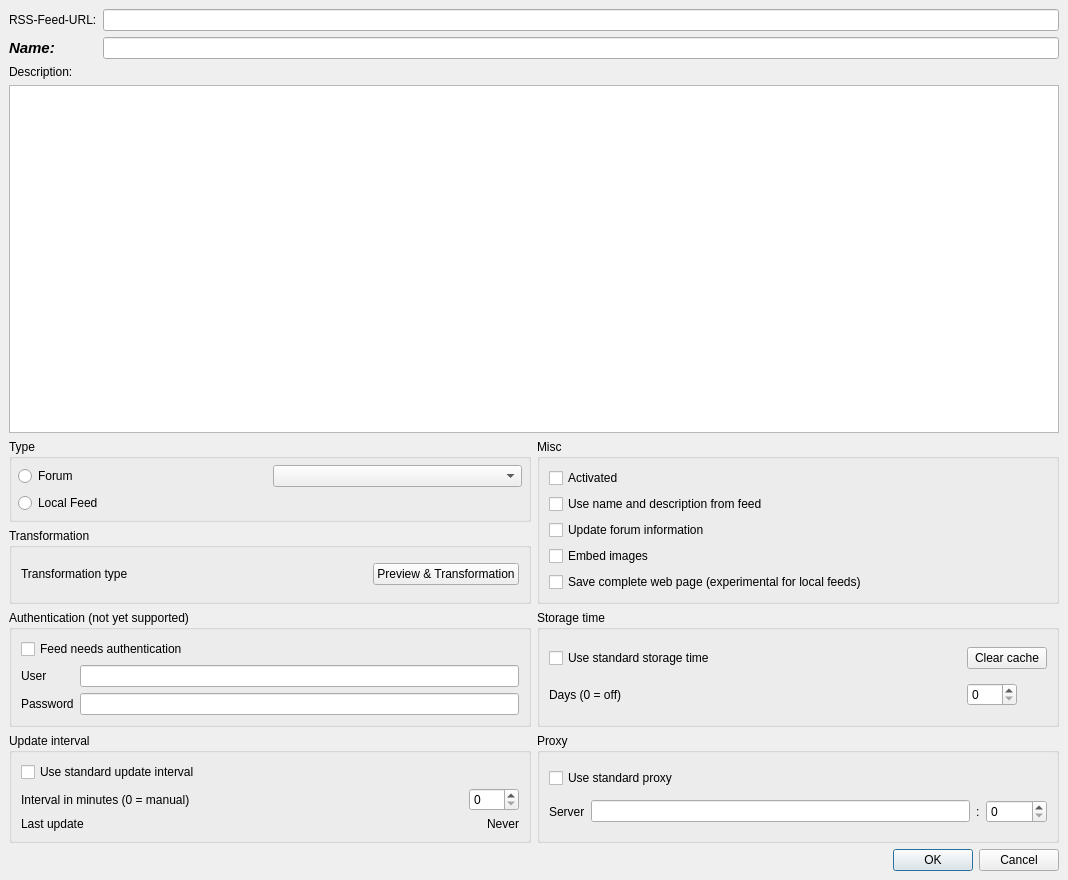
The window that plugins/FeedReader/gui/AddFeedDialog.ui (RetroShare/RetroShare) describes before a commit, drawn with Qt 5.
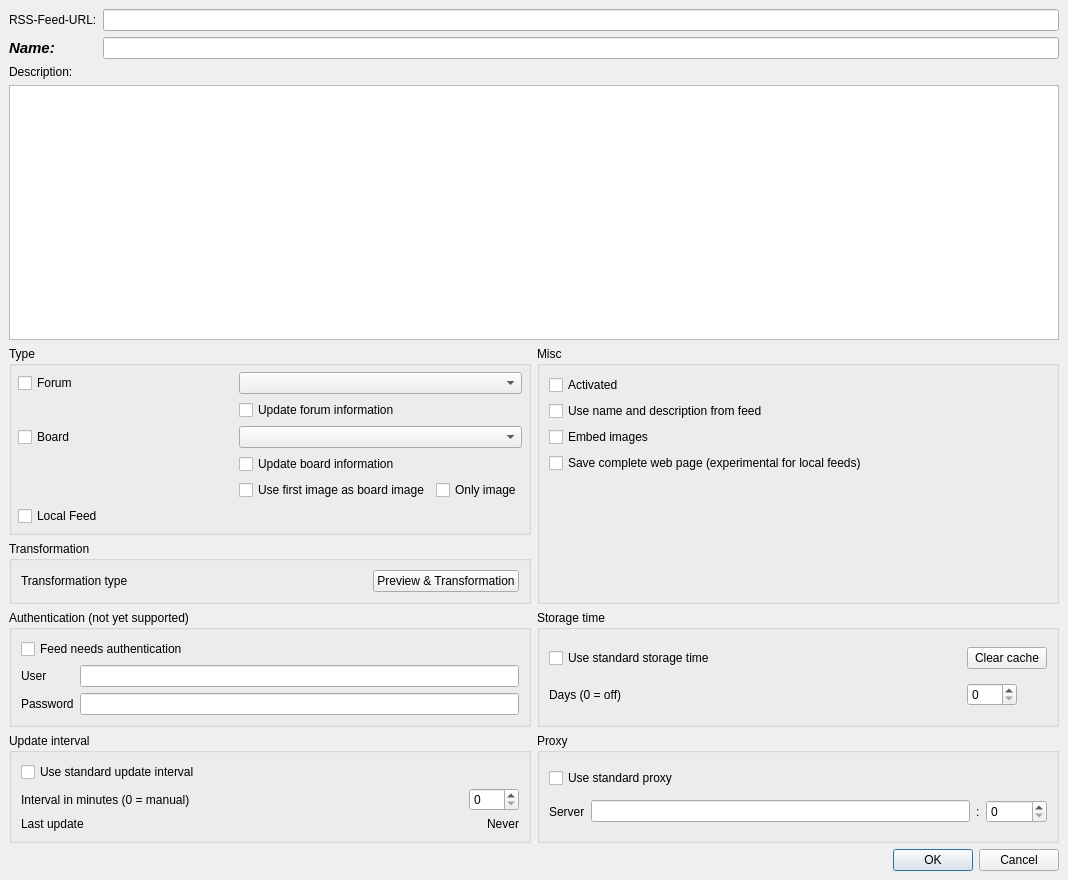
The same window after the commit. Icons and pictures are not drawn. Custom widgets are drawn as their Qt base class.

Commit message: FeedReader: The feed can be used as source for board

The edit to the form file:
```diff
--- a/plugins/FeedReader/gui/AddFeedDialog.ui
+++ b/plugins/FeedReader/gui/AddFeedDialog.ui
@@ -50,7 +50,7 @@
         <property name="title">
          <string>Type</string>
         </property>
-        <layout class="QVBoxLayout" name="verticalLayout_3">
+        <layout class="QGridLayout" name="gridLayout_2">
          <property name="leftMargin">
           <number>6</number>
          </property>
@@ -63,27 +63,75 @@
          <property name="bottomMargin">
           <number>6</number>
          </property>
-         <item>
-          <layout class="QHBoxLayout" name="horizontalLayout_2">
-           <item>
-            <widget class="QRadioButton" name="typeForumRadio">
-             <property name="text">
-              <string>Forum</string>
-             </property>
-            </widget>
-           </item>
-           <item>
-            <widget class="RSComboBox" name="forumComboBox"/>
-           </item>
-          </layout>
+         <item row="0" column="0">
+          <widget class="QCheckBox" name="typeForumCheckBox">
+           <property name="sizePolicy">
+            <sizepolicy hsizetype="Minimum" vsizetype="Fixed">
+             <horstretch>0</horstretch>
+             <verstretch>0</verstretch>
+            </sizepolicy>
+           </property>
+           <property name="text">
+            <string>Forum</string>
+           </property>
+          </widget>
          </item>
-         <item>
-          <widget class="QRadioButton" name="typeLocalRadio">
+         <item row="0" column="1">
+          <widget class="RSComboBox" name="forumComboBox"/>
+         </item>
+         <item row="8" column="0">
+          <widget class="QCheckBox" name="typeLocalCheckBox">
            <property name="text">
             <string>Local Feed</string>
            </property>
           </widget>
          </item>
+         <item row="1" column="1">
+          <layout class="QHBoxLayout" name="horizontalLayout_2">
+           <item>
+            <widget class="QCheckBox" name="updateForumInfoCheckBox">
+             <property name="text">
+              <string>Update forum information</string>
+             </property>
+            </widget>
+           </item>
+          </layout>
+         </item>
+         <item row="4" column="1">
+          <widget class="RSComboBox" name="postedComboBox"/>
+         </item>
+         <item row="4" column="0">
+          <widget class="QCheckBox" name="typePostedCheckBox">
+           <property name="text">
+            <string>Board</string>
+           </property>
+          </widget>
+         </item>
+         <item row="6" column="1">
+          <layout class="QGridLayout" name="gridLayout">
+           <item row="0" column="0">
+            <widget class="QCheckBox" name="updatePostedInfoCheckBox">
+             <property name="text">
+              <string>Update board information</string>
+             </property>
+            </widget>
+           </item>
+           <item row="1" column="1">
+            <widget class="QCheckBox" name="postedOnlyImageCheckBox">
+             <property name="text">
+              <string>Only image</string>
+             </property>
+            </widget>
+           </item>
+           <item row="1" column="0">
+            <widget class="QCheckBox" name="postedFirstImageCheckBox">
+             <property name="text">
+              <string>Use first image as board image</string>
+             </property>
+            </widget>
+           </item>
+          </layout>
+         </item>
         </layout>
        </widget>
       </item>
@@ -377,13 +425,6 @@
            </property>
           </widget>
          </item>
-         <item>
-          <widget class="QCheckBox" name="updateForumInfoCheckBox">
-           <property name="text">
-            <string>Update forum information</string>
-           </property>
-          </widget>
-         </item>
          <item>
           <widget class="QCheckBox" name="embedImagesCheckBox">
            <property name="text">
@@ -398,6 +439,19 @@
            </property>
           </widget>
          </item>
+         <item>
+          <spacer name="verticalSpacer">
+           <property name="orientation">
+            <enum>Qt::Vertical</enum>
+           </property>
+           <property name="sizeHint" stdset="0">
+            <size>
+             <width>20</width>
+             <height>40</height>
+            </size>
+           </property>
+          </spacer>
+         </item>
         </layout>
        </widget>
       </item>
```
Left out of the diff: 16 changed lines with no effect on the pictures. The commit also changes 12 other files.
